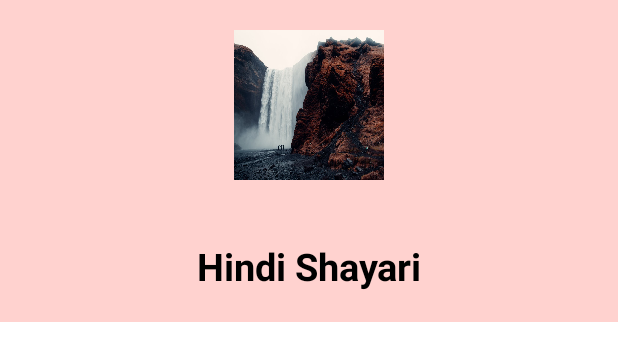
After one commit to Peelu-Dev/Shayari-App, an Android app: the layout header_layout.xml on its own in the app's theme, with its tools: preview values and no code run, on a phone screen of 412 x 824 dp. The commit adds this screen. Shown: the top 361 px of the screen. Run offline under Robolectric (Android 15) with nearby library versions, the phone set to English and light mode, and no system bars.

Commit message:
Added header layout for drawer menu

```diff
--- a/app/src/main/java/com/example/merishayari/MainActivity.kt
+++ b/app/src/main/java/com/example/merishayari/MainActivity.kt
@@ -2,10 +2,13 @@ package com.example.merishayari
 
 import androidx.appcompat.app.AppCompatActivity
 import android.os.Bundle
+import com.example.merishayari.databinding.ActivityStartBinding
 
 class MainActivity : AppCompatActivity() {
+    private lateinit var binding: ActivityStartBinding
     override fun onCreate(savedInstanceState: Bundle?) {
         super.onCreate(savedInstanceState)
-        setContentView(R.layout.activity_main)
+        binding = ActivityStartBinding.inflate(layoutInflater)
+        setContentView(binding.root)
     }
 }
--- /dev/null
+++ b/app/src/main/res/layout/header_layout.xml
@@ -0,0 +1,34 @@
+<?xml version="1.0" encoding="utf-8"?>
+<LinearLayout xmlns:android="http://schemas.android.com/apk/res/android"
+    android:layout_width="match_parent"
+    android:layout_height="wrap_content"
+    android:orientation="vertical"
+    android:gravity="center"
+    android:background="@color/light_red"
+    >
+
+    <ImageView
+        android:layout_width="100dp"
+        android:layout_height="100dp"
+        android:background="@drawable/logo"
+        android:layout_margin="20dp"
+        android:contentDescription="@string/drawer_header">
+    </ImageView>
+
+    <TextView
+        android:layout_width="match_parent"
+        android:layout_height="wrap_content"
+        android:text="@string/hindi_shayari"
+        android:gravity="center"
+        android:textColor="@color/black"
+        android:textSize="25sp"
+        android:textAlignment="center"
+        android:layout_margin="20dp"
+        android:textStyle="bold"
+
+        >
+
+    </TextView>
+
+
+</LinearLayout>
--- a/app/src/main/res/values/colors.xml
+++ b/app/src/main/res/values/colors.xml
@@ -8,4 +8,5 @@
     <color name="black">#FF000000</color>
     <color name="white">#FFFFFFFF</color>
     <color name="red">#f44236</color>
+    <color name="light_red">#ffd2cf</color>
 </resources>
--- a/app/src/main/res/values/strings.xml
+++ b/app/src/main/res/values/strings.xml
@@ -6,4 +6,6 @@
     <string name="start">Start</string>
     <string name="rate">Rate</string>
     <string name="more">More</string>
+    <string name="hindi_shayari">Hindi Shayari</string>
+    <string name="drawer_header">Drawer_header</string>
 </resources>
```
Also changed, not shown: app/src/main/res/layout/activity_main.xml (+8 -10 lines).
